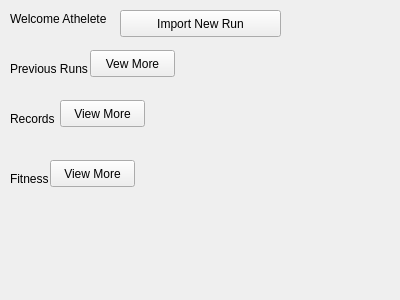
tlillis/TrailRunningPal, file test_project/athlwindow.ui: the form before one commit.
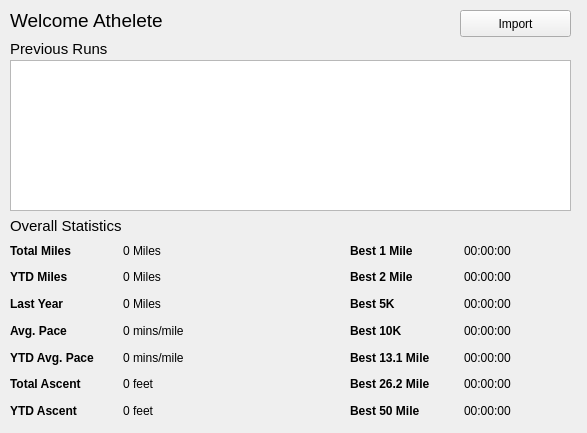
The form after the commit.

```diff
--- a/test_project/athlwindow.ui
+++ b/test_project/athlwindow.ui
@@ -6,8 +6,8 @@
    <rect>
     <x>0</x>
     <y>0</y>
-    <width>400</width>
-    <height>300</height>
+    <width>587</width>
+    <height>433</height>
    </rect>
   </property>
   <property name="windowTitle">
@@ -18,10 +18,15 @@
     <rect>
      <x>10</x>
      <y>10</y>
-     <width>111</width>
-     <height>17</height>
+     <width>171</width>
+     <height>21</height>
     </rect>
    </property>
+   <property name="font">
+    <font>
+     <pointsize>14</pointsize>
+    </font>
+   </property>
    <property name="text">
     <string>Welcome Athelete</string>
    </property>
@@ -29,93 +34,360 @@
   <widget class="QPushButton" name="pushButton">
    <property name="geometry">
     <rect>
-     <x>120</x>
+     <x>460</x>
      <y>10</y>
-     <width>161</width>
+     <width>111</width>
      <height>27</height>
     </rect>
    </property>
    <property name="text">
-    <string>Import New Run</string>
+    <string>Import</string>
    </property>
   </widget>
   <widget class="QLabel" name="label_2">
    <property name="geometry">
     <rect>
      <x>10</x>
-     <y>60</y>
-     <width>91</width>
+     <y>40</y>
+     <width>131</width>
      <height>17</height>
     </rect>
    </property>
+   <property name="font">
+    <font>
+     <pointsize>11</pointsize>
+    </font>
+   </property>
    <property name="text">
     <string>Previous Runs</string>
    </property>
   </widget>
-  <widget class="QLabel" name="label_3">
-   <property name="geometry">
-    <rect>
-     <x>10</x>
-     <y>110</y>
-     <width>54</width>
-     <height>17</height>
-    </rect>
-   </property>
-   <property name="text">
-    <string>Records</string>
-   </property>
-  </widget>
   <widget class="QLabel" name="label_4">
    <property name="geometry">
     <rect>
      <x>10</x>
-     <y>170</y>
-     <width>54</width>
-     <height>17</height>
+     <y>210</y>
+     <width>141</width>
+     <height>31</height>
     </rect>
    </property>
-   <property name="text">
-    <string>Fitness</string>
+   <property name="font">
+    <font>
+     <pointsize>11</pointsize>
+    </font>
    </property>
-  </widget>
-  <widget class="QPushButton" name="pushButton_2">
-   <property name="geometry">
-    <rect>
-     <x>90</x>
-     <y>50</y>
-     <width>85</width>
-     <height>27</height>
-    </rect>
-   </property>
    <property name="text">
-    <string>Vew More</string>
+    <string>Overall Statistics</string>
    </property>
   </widget>
-  <widget class="QPushButton" name="pushButton_3">
+  <widget class="QTableView" name="runsTable">
    <property name="geometry">
     <rect>
-     <x>60</x>
-     <y>100</y>
-     <width>85</width>
-     <height>27</height>
+     <x>10</x>
+     <y>60</y>
+     <width>561</width>
+     <height>151</height>
     </rect>
    </property>
-   <property name="text">
-    <string>View More</string>
-   </property>
   </widget>
-  <widget class="QPushButton" name="pushButton_4">
+  <widget class="QWidget" name="gridLayoutWidget">
    <property name="geometry">
     <rect>
-     <x>50</x>
-     <y>160</y>
-     <width>85</width>
-     <height>27</height>
+     <x>10</x>
+     <y>240</y>
+     <width>561</width>
+     <height>181</height>
     </rect>
    </property>
-   <property name="text">
-    <string>View More</string>
-   </property>
+   <layout class="QGridLayout" name="gridLayout">
+    <item row="5" column="1">
+     <widget class="QLabel" name="label_16">
+      <property name="text">
+       <string>0 feet</string>
+      </property>
+     </widget>
+    </item>
+    <item row="0" column="4">
+     <widget class="QLabel" name="label_32">
+      <property name="text">
+       <string>00:00:00</string>
+      </property>
+     </widget>
+    </item>
+    <item row="4" column="0">
+     <widget class="QLabel" name="label_8">
+      <property name="font">
+       <font>
+        <weight>75</weight>
+        <bold>true</bold>
+       </font>
+      </property>
+      <property name="text">
+       <string>YTD Avg. Pace</string>
+      </property>
+     </widget>
+    </item>
+    <item row="2" column="0">
+     <widget class="QLabel" name="label_6">
+      <property name="font">
+       <font>
+        <weight>75</weight>
+        <bold>true</bold>
+       </font>
+      </property>
+      <property name="text">
+       <string>Last Year</string>
+      </property>
+     </widget>
+    </item>
+    <item row="0" column="0">
+     <widget class="QLabel" name="label_3">
+      <property name="font">
+       <font>
+        <weight>75</weight>
+        <bold>true</bold>
+       </font>
+      </property>
+      <property name="text">
+       <string>Total Miles</string>
+      </property>
+     </widget>
+    </item>
+    <item row="5" column="0">
+     <widget class="QLabel" name="label_9">
+      <property name="font">
+       <font>
+        <weight>75</weight>
+        <bold>true</bold>
+       </font>
+      </property>
+      <property name="text">
+       <string>Total Ascent</string>
+      </property>
+     </widget>
+    </item>
+    <item row="1" column="0">
+     <widget class="QLabel" name="label_5">
+      <property name="font">
+       <font>
+        <weight>75</weight>
+        <bold>true</bold>
+       </font>
+      </property>
+      <property name="text">
+       <string>YTD Miles</string>
+      </property>
+     </widget>
+    </item>
+    <item row="3" column="0">
+     <widget class="QLabel" name="label_7">
+      <property name="font">
+       <font>
+        <weight>75</weight>
+        <bold>true</bold>
+       </font>
+      </property>
+      <property name="text">
+       <string>Avg. Pace</string>
+      </property>
+     </widget>
+    </item>
+    <item row="6" column="0">
+     <widget class="QLabel" name="label_10">
+      <property name="font">
+       <font>
+        <weight>75</weight>
+        <bold>true</bold>
+       </font>
+      </property>
+      <property name="text">
+       <string>YTD Ascent</string>
+      </property>
+     </widget>
+    </item>
+    <item row="1" column="1">
+     <widget class="QLabel" name="label_11">
+      <property name="text">
+       <string>0 Miles</string>
+      </property>
+     </widget>
+    </item>
+    <item row="0" column="1">
+     <widget class="QLabel" name="label_12">
+      <property name="text">
+       <string>0 Miles</string>
+      </property>
+     </widget>
+    </item>
+    <item row="2" column="1">
+     <widget class="QLabel" name="label_13">
+      <property name="text">
+       <string>0 Miles</string>
+      </property>
+     </widget>
+    </item>
+    <item row="3" column="1">
+     <widget class="QLabel" name="label_14">
+      <property name="text">
+       <string>0 mins/mile</string>
+      </property>
+     </widget>
+    </item>
+    <item row="4" column="1">
+     <widget class="QLabel" name="label_15">
+      <property name="text">
+       <string>0 mins/mile</string>
+      </property>
+     </widget>
+    </item>
+    <item row="6" column="1">
+     <widget class="QLabel" name="label_17">
+      <property name="text">
+       <string>0 feet</string>
+      </property>
+     </widget>
+    </item>
+    <item row="0" column="3">
+     <widget class="QLabel" name="label_25">
+      <property name="font">
+       <font>
+        <weight>75</weight>
+        <bold>true</bold>
+       </font>
+      </property>
+      <property name="text">
+       <string>Best 1 Mile</string>
+      </property>
+     </widget>
+    </item>
+    <item row="1" column="3">
+     <widget class="QLabel" name="label_26">
+      <property name="font">
+       <font>
+        <weight>75</weight>
+        <bold>true</bold>
+       </font>
+      </property>
+      <property name="text">
+       <string>Best 2 Mile</string>
+      </property>
+     </widget>
+    </item>
+    <item row="2" column="3">
+     <widget class="QLabel" name="label_27">
+      <property name="font">
+       <font>
+        <weight>75</weight>
+        <bold>true</bold>
+       </font>
+      </property>
+      <property name="text">
+       <string>Best 5K</string>
+      </property>
+     </widget>
+    </item>
+    <item row="3" column="3">
+     <widget class="QLabel" name="label_28">
+      <property name="font">
+       <font>
+        <weight>75</weight>
+        <bold>true</bold>
+       </font>
+      </property>
+      <property name="text">
+       <string>Best 10K</string>
+      </property>
+     </widget>
+    </item>
+    <item row="4" column="3">
+     <widget class="QLabel" name="label_29">
+      <property name="font">
+       <font>
+        <weight>75</weight>
+        <bold>true</bold>
+       </font>
+      </property>
+      <property name="text">
+       <string>Best 13.1 Mile</string>
+      </property>
+     </widget>
+    </item>
+    <item row="5" column="3">
+     <widget class="QLabel" name="label_30">
+      <property name="font">
+       <font>
+        <weight>75</weight>
+        <bold>true</bold>
+       </font>
+      </property>
+      <property name="text">
+       <string>Best 26.2 Mile</string>
+      </property>
+     </widget>
+    </item>
+    <item row="6" column="3">
+     <widget class="QLabel" name="label_31">
+      <property name="font">
+       <font>
+        <weight>75</weight>
+        <bold>true</bold>
+       </font>
+      </property>
+      <property name="text">
+       <string>Best 50 Mile</string>
+      </property>
+     </widget>
+    </item>
+    <item row="1" column="4">
+     <widget class="QLabel" name="label_33">
+      <property name="text">
+       <string>00:00:00</string>
+      </property>
+     </widget>
+    </item>
+    <item row="2" column="4">
+     <widget class="QLabel" name="label_34">
+      <property name="text">
+       <string>00:00:00</string>
+      </property>
+     </widget>
+    </item>
+    <item row="5" column="4">
+     <widget class="QLabel" name="label_37">
+      <property name="text">
+       <string>00:00:00</string>
+      </property>
+     </widget>
+    </item>
+    <item row="3" column="4">
+     <widget class="QLabel" name="label_35">
+      <property name="text">
+       <string>00:00:00</string>
+      </property>
+     </widget>
+    </item>
+    <item row="4" column="4">
+     <widget class="QLabel" name="label_36">
+      <property name="text">
+       <string>00:00:00</string>
+      </property>
+     </widget>
+    </item>
+    <item row="6" column="4">
+     <widget class="QLabel" name="label_38">
+      <property name="text">
+       <string>00:00:00</string>
+      </property>
+     </widget>
+    </item>
+    <item row="0" column="2">
+     <widget class="QLabel" name="label_19">
+      <property name="text">
+       <string/>
+      </property>
+     </widget>
+    </item>
+   </layout>
   </widget>
  </widget>
  <resources/>
```
